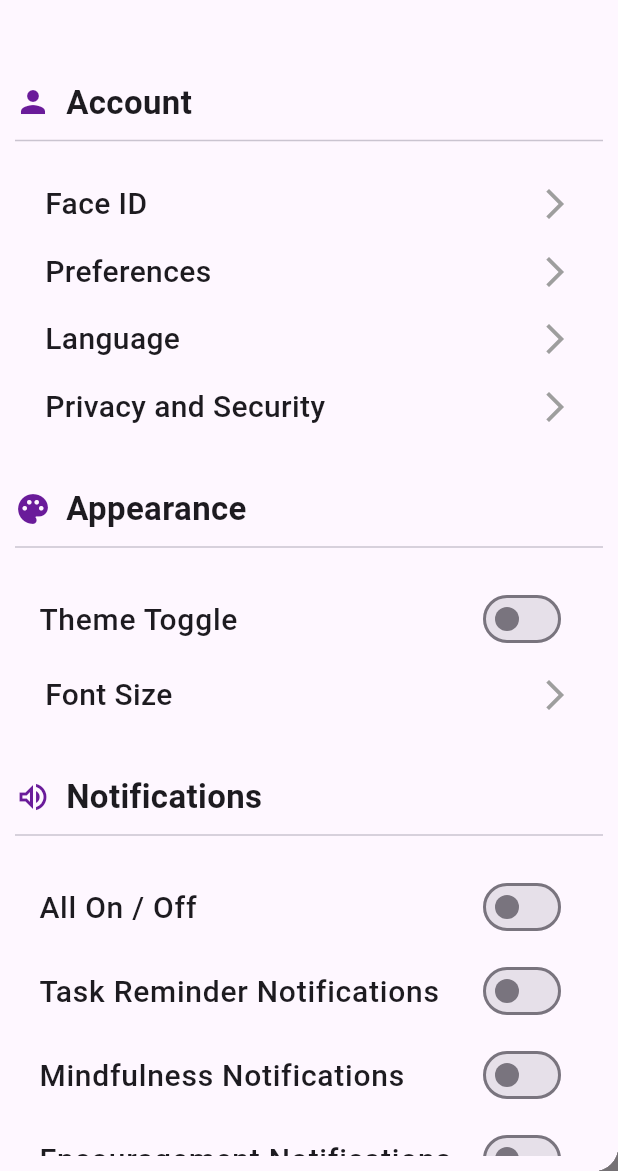
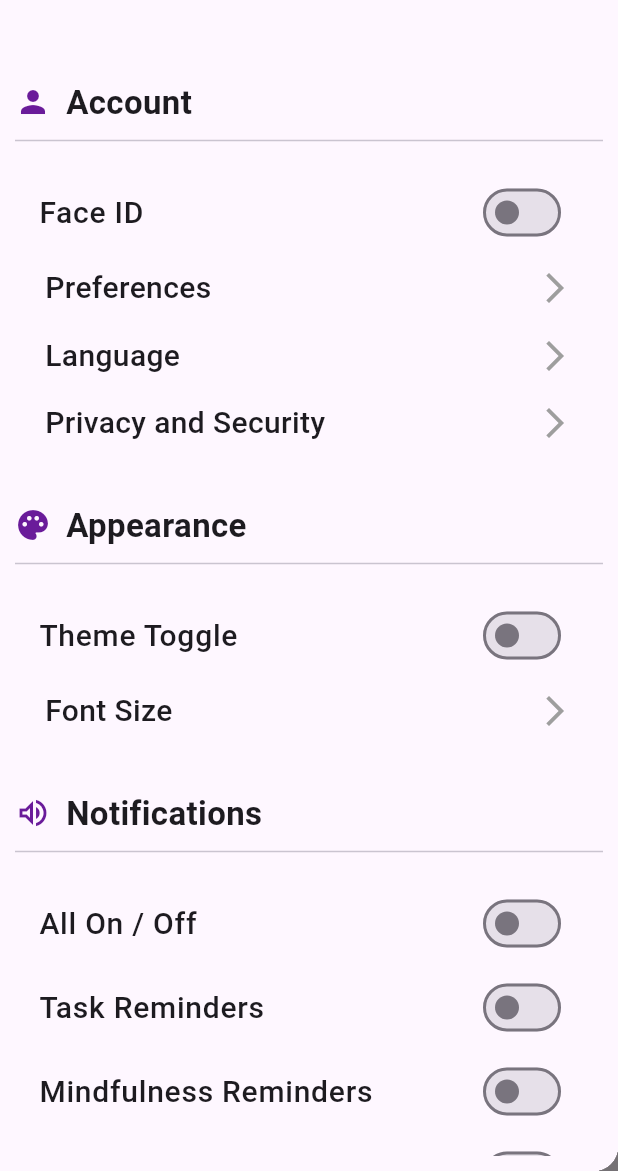
Before and after one commit to sebastiangalloway/Pyramids, a Flutter app: the screen it shows after launch, with the side drawer open, on a phone screen of 412 x 824 dp, the part 65-1236 px from its top. Run offline on Flutter 3.47's test engine with Material 3 defaults, Android fonts, the phone set to English and light mode, and no system bars; our stand-ins replace isar, shared_preferences; accounts and stored records are empty; generated files the repository leaves out were written again.

Commit message:
face id to a toggleable and md file updates

```diff
--- a/lib/screens/settings_screen.dart
+++ b/lib/screens/settings_screen.dart
@@ -104,7 +104,7 @@ class _SettingsScreen extends State<SettingsScreen> {
               ),
               Divider(height: 20, thickness: 1),
               SizedBox(height: 10),
-              buildAccountOption(context, "Face ID"),
+              buildToggleOption("Face ID", notification_1, onChangeFunction1),
               buildAccountOption(context, "Preferences"),
               buildAccountOption(context, "Language"),
               buildAccountOption(context, "Privacy and Security"),
@@ -141,11 +141,11 @@ class _SettingsScreen extends State<SettingsScreen> {
               buildToggleOption(
                 "All On / Off", notification_2, onChangeFunction2),
               buildToggleOption(
-                "Task Reminder Notifications", notification_3, onChangeFunction3),
+                "Task Reminders", notification_3, onChangeFunction3),
               buildToggleOption(
-                "Mindfulness Notifications", notification_4, onChangeFunction4),
+                "Mindfulness Reminders", notification_4, onChangeFunction4),
               buildToggleOption(
-                "Encouragement Notifications", notification_5, onChangeFunction5),
+                "Encouragements", notification_5, onChangeFunction5),
               SizedBox(height: 30),
                             Row(
                 children: [
```
Also changed, not shown: 2 other files.
